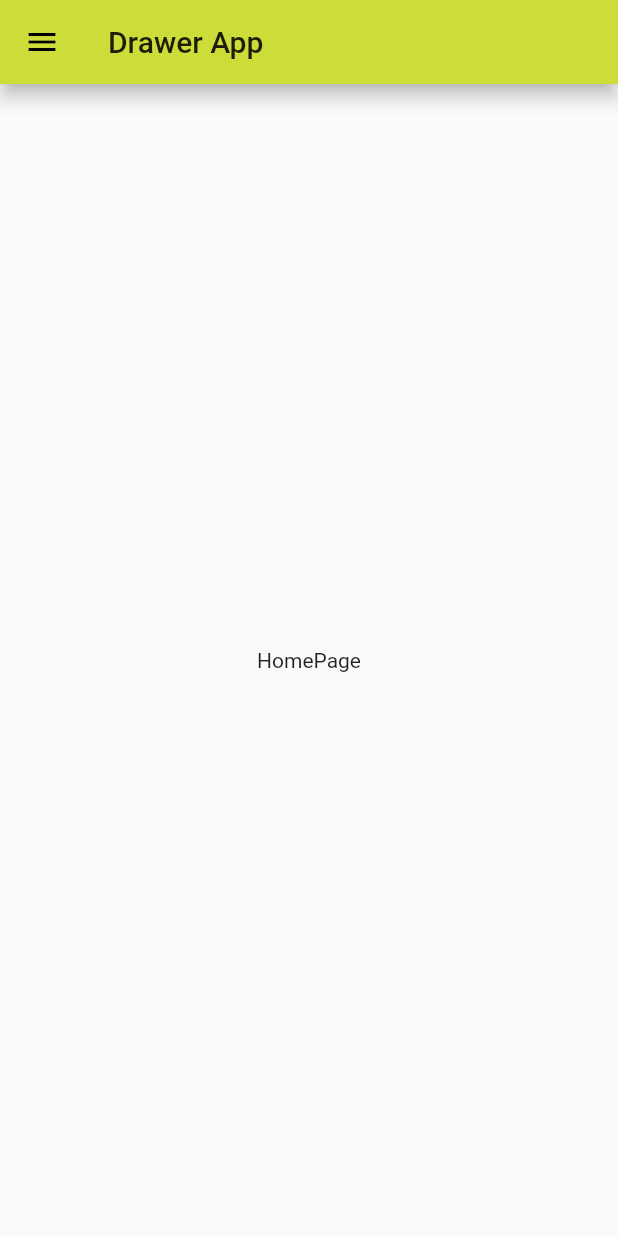
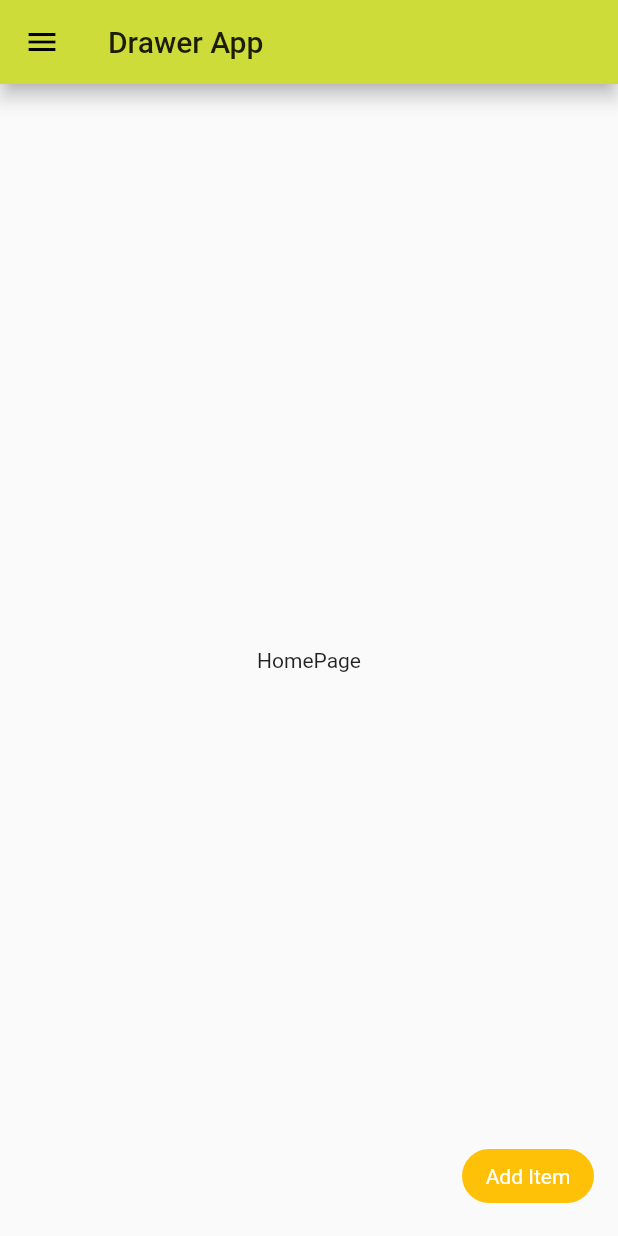
Before and after one commit to Madhav008/Navigation, a Flutter app: the screen it shows after launch, on a phone screen of 412 x 824 dp. Run offline on Flutter 3.47's test engine with Material 2 defaults, Android fonts, the phone set to English and light mode, and no system bars.

Commit message:
add fancybutton

```diff
--- /dev/null
+++ b/lib/fancy_action.dart
@@ -0,0 +1,25 @@
+import 'package:flutter/foundation.dart';
+import 'package:flutter/material.dart';
+
+
+class FancyAction extends StatelessWidget {
+
+  FancyAction({@required this.onPressed});
+
+final GestureTapCallback onPressed;
+
+  @override
+  Widget build(BuildContext context) {
+    return RawMaterialButton(
+      fillColor: Colors.amber,
+      splashColor: Colors.red,
+      child: Padding(
+        padding: const EdgeInsets.all(8.0),
+        child: Text("Add Item",
+        style: TextStyle(color: Colors.white),),
+      ),
+      shape: const StadiumBorder(),
+      onPressed: onPressed,
+    );
+  }
+}
--- a/lib/main.dart
+++ b/lib/main.dart
@@ -1,4 +1,5 @@
 import 'package:flutter/foundation.dart';
+import 'fancy_action.dart';
 import 'package:flutter/material.dart';
 
 void main() => runApp(MyApp());
@@ -10,8 +11,11 @@ class MyApp extends StatelessWidget {
   Widget build(BuildContext context) {
     return MaterialApp(
       debugShowCheckedModeBanner: false,
-      theme: ThemeData(primarySwatch: Colors.lime,
-      primaryColor: defaultTargetPlatform == TargetPlatform.iOS ? Colors.grey[50]: null),
+      theme: ThemeData(
+          primarySwatch: Colors.lime,
+          primaryColor: defaultTargetPlatform == TargetPlatform.iOS
+              ? Colors.grey[50]
+              : null),
       home: HomePage(),
     );
   }
@@ -36,29 +40,45 @@ class HomePage extends StatelessWidget {
                 child: Text('MJ'),
               ),
               otherAccountsPictures: <Widget>[
-                CircleAvatar(backgroundColor: Colors.white,)
+                CircleAvatar(
+                  backgroundColor: Colors.white,
+                )
               ],
             ),
             ListTile(
               title: Text("Page One"),
               trailing: Icon(Icons.arrow_upward),
             ),
+            Divider(
+              color: Colors.blueGrey,
+            ),
             ListTile(
               title: Text("Page Two"),
               trailing: Icon(Icons.arrow_upward),
             ),
+            Divider(
+              color: Colors.blueGrey,
+            ),
             ListTile(
-              title: Text("Page Two"),
+              title: Text("Sign Up"),
+              onTap: () => Navigator.of(context).pop(),
               trailing: Icon(Icons.arrow_downward),
             ),
-            Divider(color: Colors.blueGrey,),
+            Divider(
+              color: Colors.blueGrey,
+            ),
             ListTile(
-              title: Text("Close"),
-              trailing: Icon(Icons.close),
-              onTap: ()=> Navigator.of(context).pop()
+                title: Text("Close"),
+                trailing: Icon(Icons.close),
+                onTap: () => Navigator.of(context).pop()),
+            Divider(
+              color: Colors.blueGrey,
             ),
           ],
         ),
+      ),
+      floatingActionButton: FancyAction(
+        onPressed: null,
       ),
       body: Container(
         child: Center(
```
